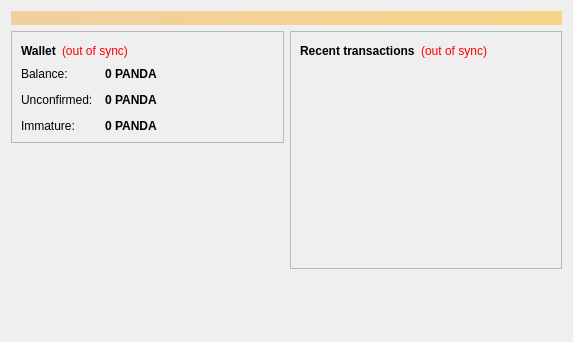
Before: the Qt Designer form src/qt/forms/overviewpage.ui in ChristCoin7/christcoin, drawn with Qt 5.
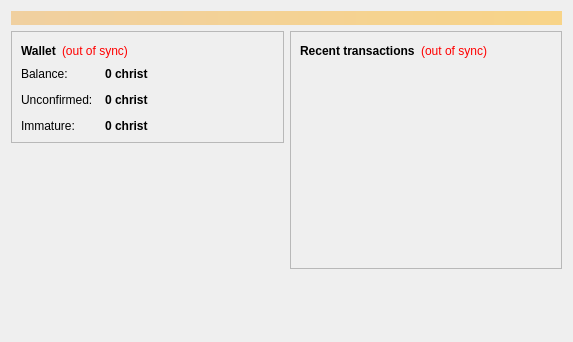
After: the same form once the commit is applied. Icons and pictures are not drawn.

The edit to the form file:
```diff
--- a/src/qt/forms/overviewpage.ui
+++ b/src/qt/forms/overviewpage.ui
@@ -122,7 +122,7 @@
                <string>Your current balance</string>
               </property>
               <property name="text">
-               <string notr="true">0 PANDA</string>
+               <string notr="true">0 christ</string>
               </property>
               <property name="textInteractionFlags">
                <set>Qt::LinksAccessibleByMouse|Qt::TextSelectableByKeyboard|Qt::TextSelectableByMouse</set>
@@ -151,7 +151,7 @@
                <string>Total of transactions that have yet to be confirmed, and do not yet count toward the current balance</string>
               </property>
               <property name="text">
-               <string notr="true">0 PANDA</string>
+               <string notr="true">0 christ</string>
               </property>
               <property name="textInteractionFlags">
                <set>Qt::LinksAccessibleByMouse|Qt::TextSelectableByKeyboard|Qt::TextSelectableByMouse</set>
@@ -177,7 +177,7 @@
                <string>Mined balance that has not yet matured</string>
               </property>
               <property name="text">
-               <string notr="true">0 PANDA</string>
+               <string notr="true">0 christ</string>
               </property>
               <property name="textInteractionFlags">
                <set>Qt::LinksAccessibleByMouse|Qt::TextSelectableByKeyboard|Qt::TextSelectableByMouse</set>
```
Left out of the diff: 4 changed lines with no effect on the pictures.
